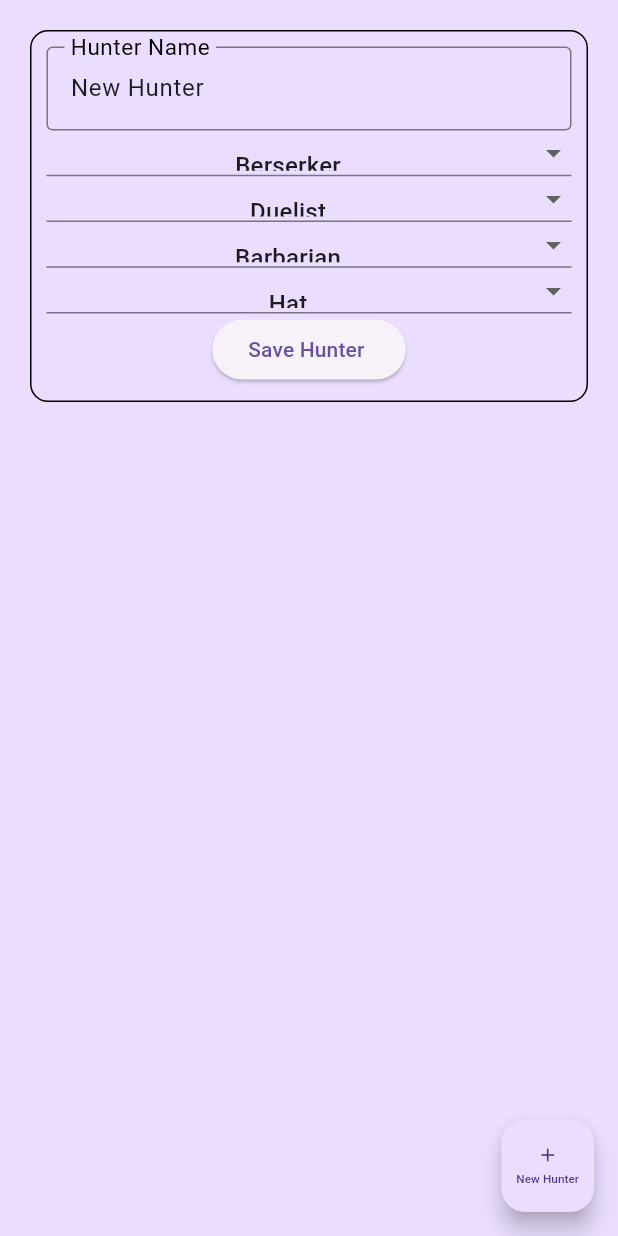
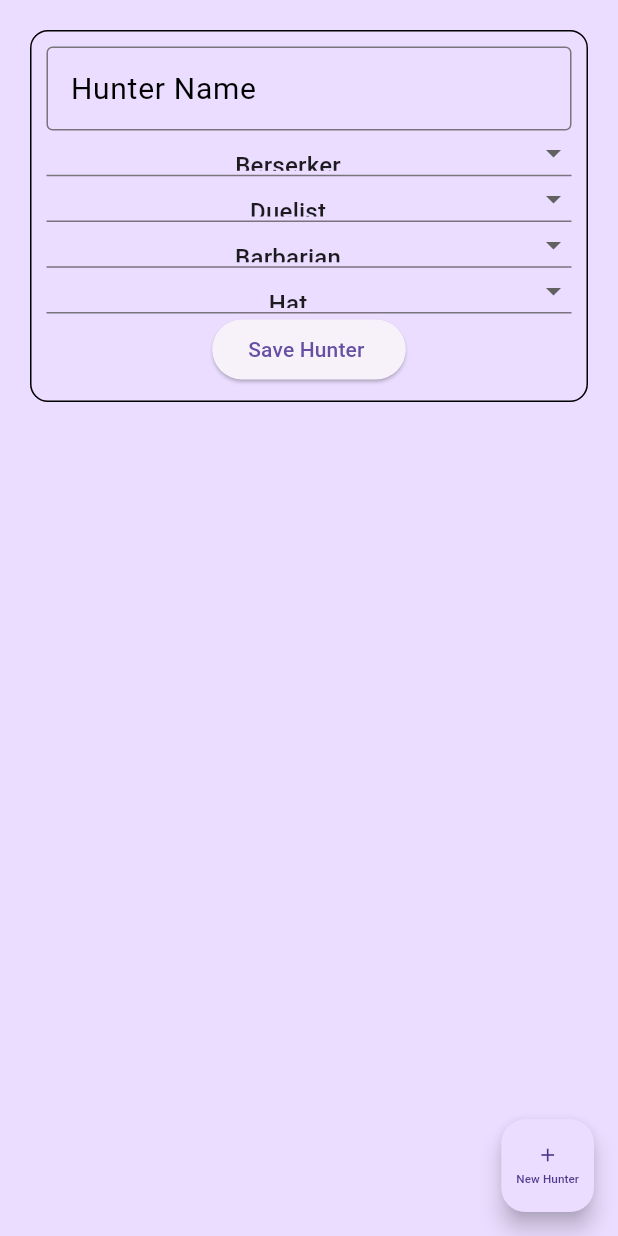
Before and after one commit to xKakima/evil-hunter-tycoon-utilities, a Flutter app: the HunterPage screen opened directly, after a tap on "New Hunter", on a phone screen of 412 x 824 dp. Run offline on Flutter 3.47's test engine with Material 3 defaults, Android fonts, the light colour scheme and no system bars; our stand-ins replace supabase_flutter; accounts and stored records are empty.

Commit message:
feat: working hunter UI update

```diff
--- a/lib/hunter.dart
+++ b/lib/hunter.dart
@@ -121,6 +121,8 @@ class HunterItemState with ChangeNotifier {
   String secondClassDropDownValue = "Duelist";
   String thirdClassDropDownValue = "Barbarian";
 
+  var name = "";
+
   void updateBaseClass(String newValue) {
     baseClassDropDownValue = newValue;
     secondClassDropDownValue = hunterSecondClass[baseClassDropDownValue]![0];
@@ -159,7 +161,7 @@ class HunterBuilderState extends State<HunterBuilder> {
             child: Consumer<HunterItemState>(
               builder: (context, hunterItemState, child) {
                 final inputFieldController = TextEditingController(
-                    text: hunterState.savedHunters[index].name);
+                    text: hunterItemState.name);
                 return Container(
                   decoration: BoxDecoration(
                     border: Border.all(color: Colors.black),
```
Also changed, not shown: pubspec.lock, 1 other file.
